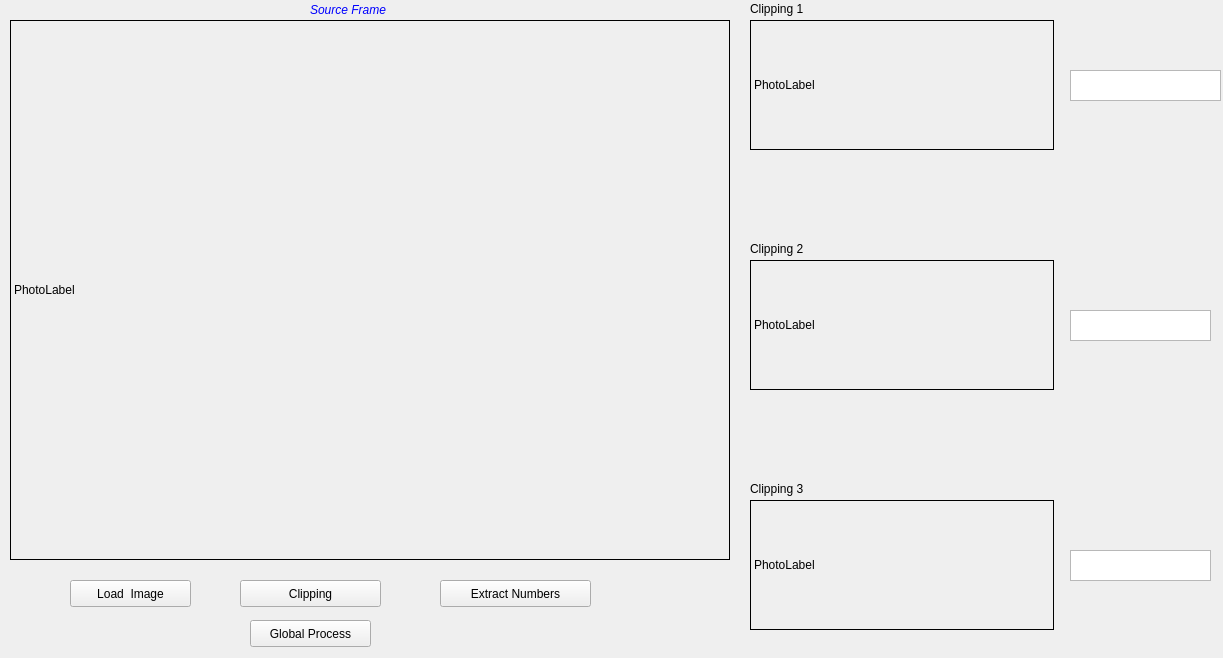
Old version of the form Entrega1_2/mainwindow.ui in the repository Chemabee/ID_Entrega.
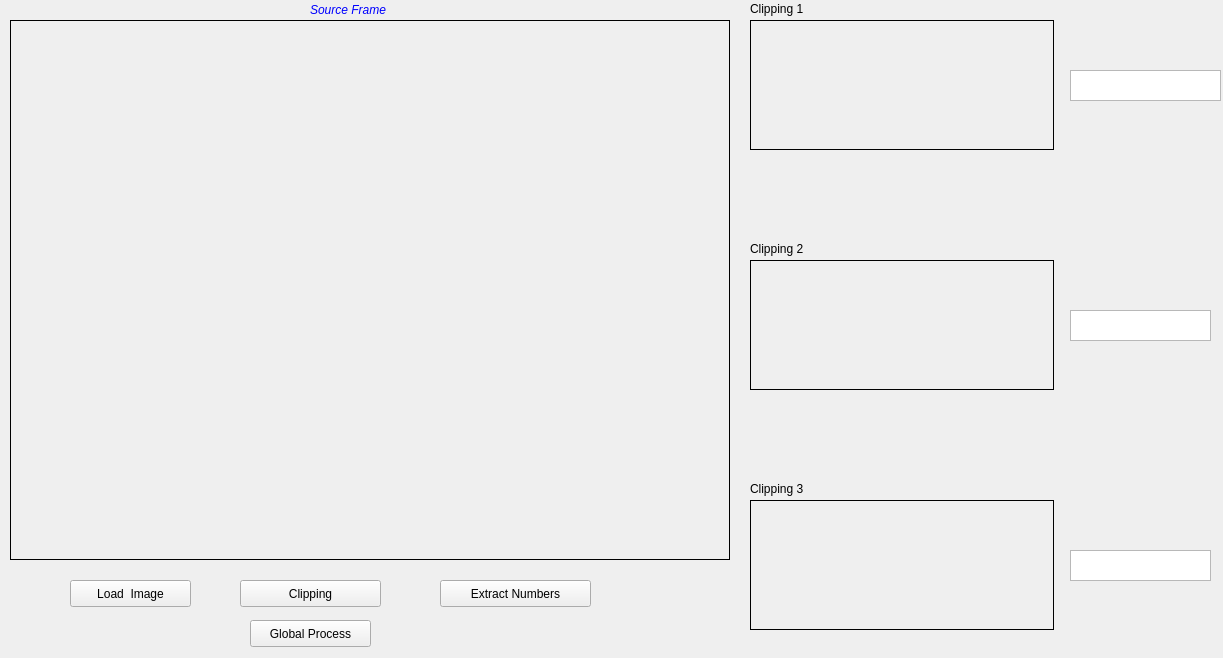
New version of the form. Icons and pictures are not drawn.

```diff
--- a/Entrega1_2/mainwindow.ui
+++ b/Entrega1_2/mainwindow.ui
@@ -310,9 +310,6 @@
     <property name="frameShape">
      <enum>QFrame::Box</enum>
     </property>
-   <property name="text">
-    <string>PhotoLabel</string>
-   </property>
   </widget>
   <widget class="QLabel" name="viewer_counter1">
    <property name="geometry">
@@ -332,9 +329,6 @@
     <property name="frameShape">
      <enum>QFrame::Box</enum>
     </property>
-   <property name="text">
-    <string>PhotoLabel</string>
-   </property>
   </widget>
   <widget class="QLabel" name="viewer_counter2">
    <property name="geometry">
@@ -354,9 +348,6 @@
     <property name="frameShape">
      <enum>QFrame::Box</enum>
     </property>
-   <property name="text">
-    <string>PhotoLabel</string>
-   </property>
   </widget>
   <widget class="QLabel" name="viewer_counter3">
    <property name="geometry">
@@ -376,9 +367,6 @@
     <property name="frameShape">
      <enum>QFrame::Box</enum>
     </property>
-   <property name="text">
-    <string>PhotoLabel</string>
-   </property>
   </widget>
  </widget>
  <resources/>
```
